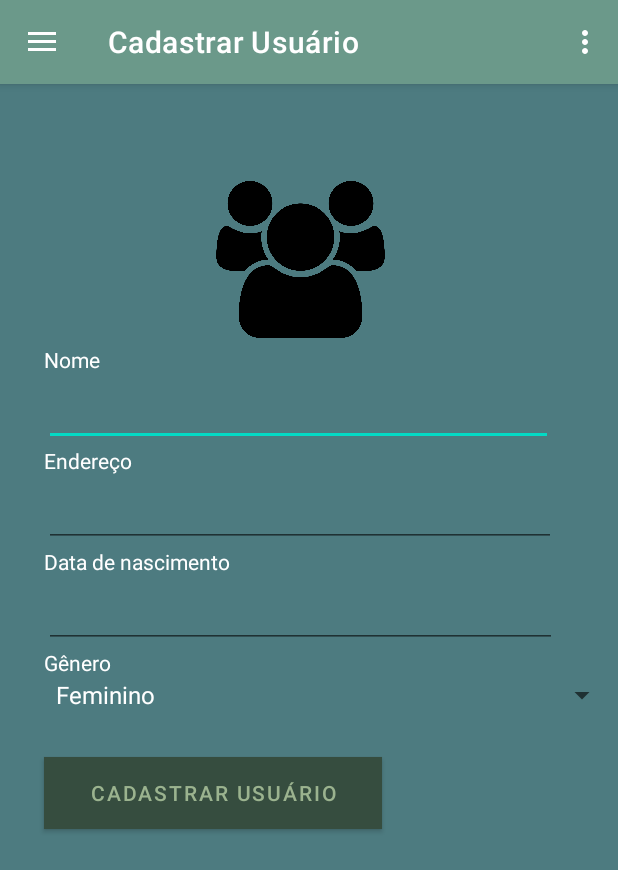
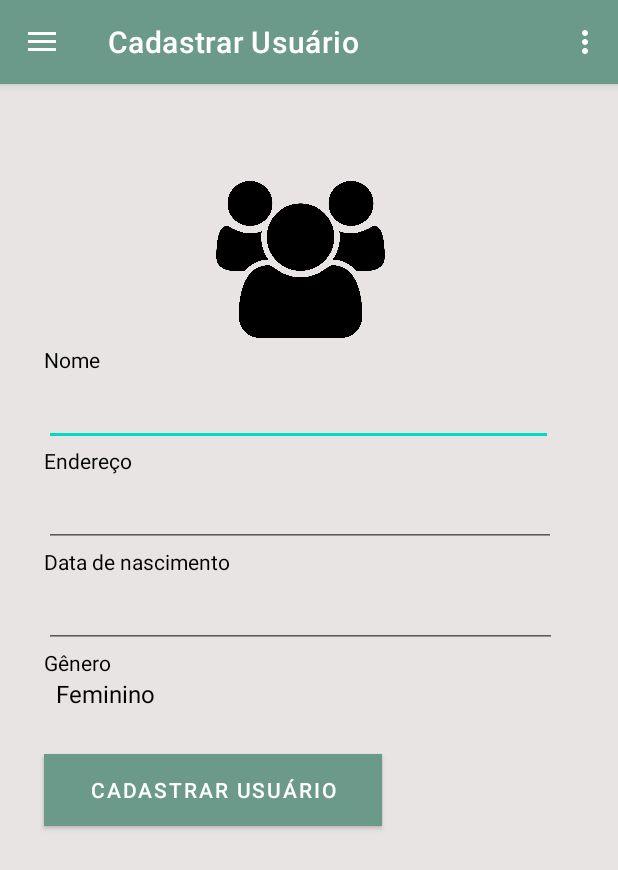
Before and after one commit to evandroLutz/AppAndroidExampleFragments, an Android app: the screen it shows after launch (MainActivity), in the side drawer, after a tap on "Cadastrar Usuário", on a phone screen of 412 x 824 dp. Shown: the top 870 px of the screen. Run offline under Robolectric (Android 15) with nearby library versions, the phone set to English and light mode, and no system bars; our stand-ins replace navigation-ui.

Commit message:
ajusta cores app

```diff
--- a/app/src/main/res/layout/fragment_cadastra.xml
+++ b/app/src/main/res/layout/fragment_cadastra.xml
@@ -29,7 +29,8 @@
             android:layout_height="wrap_content"
             android:layout_marginStart="@dimen/linearContent"
             android:layout_marginLeft="@dimen/linearContent"
-            android:text="@string/nomeUsuario" />
+            android:text="@string/nomeUsuario"
+            android:textColor="#000000" />
 
         <EditText
             android:id="@+id/editTextnomeUsuario"
@@ -39,7 +40,9 @@
             android:layout_marginLeft="@dimen/linearContent"
             android:ems="10"
             android:inputType="textPersonName"
-            android:minHeight="48dp" />
+            android:minHeight="48dp"
+            android:textColorHighlight="@color/black"
+            android:textColorLink="#000000" />
 
         <TextView
             android:id="@+id/enderecoUsuario"
@@ -47,7 +50,8 @@
             android:layout_height="wrap_content"
             android:layout_marginStart="@dimen/linearContent"
             android:layout_marginLeft="@dimen/linearContent"
-            android:text="@string/enderecoUsuario" />
+            android:text="@string/enderecoUsuario"
+            android:textColor="#000000" />
 
         <EditText
             android:id="@+id/editTextEnderecoUsuario"
@@ -65,7 +69,8 @@
             android:layout_height="wrap_content"
             android:layout_marginStart="@dimen/linearContent"
             android:layout_marginLeft="@dimen/linearContent"
-            android:text="@string/dataNascUsuario" />
+            android:text="@string/dataNascUsuario"
+            android:textColor="#FF000000" />
 
         <EditText
             android:id="@+id/editTextdataNascUsuario"
@@ -83,7 +88,8 @@
             android:layout_height="wrap_content"
             android:layout_marginStart="@dimen/linearContent"
             android:layout_marginLeft="@dimen/linearContent"
-            android:text="@string/Gênero" />
+            android:text="@string/Gênero"
+            android:textColor="#FF000000" />
 
         <Spinner
             android:id="@+id/spinnerGenero"
@@ -91,6 +97,7 @@
             android:layout_height="wrap_content"
             android:layout_marginStart="@dimen/linearContent"
             android:layout_marginLeft="@dimen/linearContent"
+            android:background="@color/ming"
             android:entries="@array/itensSpinner"
             app:layout_constraintBottom_toBottomOf="parent"
             app:layout_constraintStart_toStartOf="@+id/textView2"
@@ -110,8 +117,10 @@
             android:layout_marginBottom="@dimen/linearContent"
             android:background="@color/laurel_green"
             android:text="@string/btnCadUsuario"
-            android:textColor="@color/laurel_green"
-            app:backgroundTint="@color/kombu_green" />
+            android:textColor="@color/white"
+            android:textColorHighlight="#000000"
+            android:textColorLink="#000000"
+            app:backgroundTint="@color/polished_pine" />
 
     </LinearLayout>
 
--- a/app/src/main/res/values-night/themes.xml
+++ b/app/src/main/res/values-night/themes.xml
@@ -16,7 +16,7 @@
         <item name="android:textColor">@color/white</item>
     </style>
     <style name="MyDialogTheme" parent="Theme.AppCompat.Light.Dialog.Alert">
-        <item name="android:background">@color/ming</item>
+        <item name="android:background">@color/polished_pine</item>
         <item name="android:textColorPrimary">@color/white</item>
         <item name="buttonBarNegativeButtonStyle">@color/white</item>
     </style>
--- a/app/src/main/res/values/colors.xml
+++ b/app/src/main/res/values/colors.xml
@@ -11,5 +11,5 @@
     <color name="sage">#CCC5A3</color>
     <color name="laurel_green">#9BB38F</color>
     <color name="polished_pine">#6B998A</color>
-    <color name="ming">#4D7B80</color>
+    <color name="ming">#e8e4e4</color>
 </resources>
--- a/app/src/main/res/values/themes.xml
+++ b/app/src/main/res/values/themes.xml
@@ -13,7 +13,7 @@
         <item name="android:statusBarColor" tools:targetApi="l">?attr/colorPrimaryVariant</item>
         <!-- Customize your theme here. -->
         <item name="android:itemBackground">@color/polished_pine</item>
-        <item name="android:textColor">@color/white</item>
+        <item name="android:textColor">@color/black</item>
     </style>
 
     <style name="Theme.Entrega3.NoActionBar">
```
Also changed, not shown: app/src/main/res/layout/adapter_card_icones.xml (+4 -4 lines), app/src/main/res/layout/fragment_home.xml (+4 -4 lines), app/src/main/res/drawable-v21/book_icon.png (deleted), app/src/main/res/drawable/book_icon.png (added).
